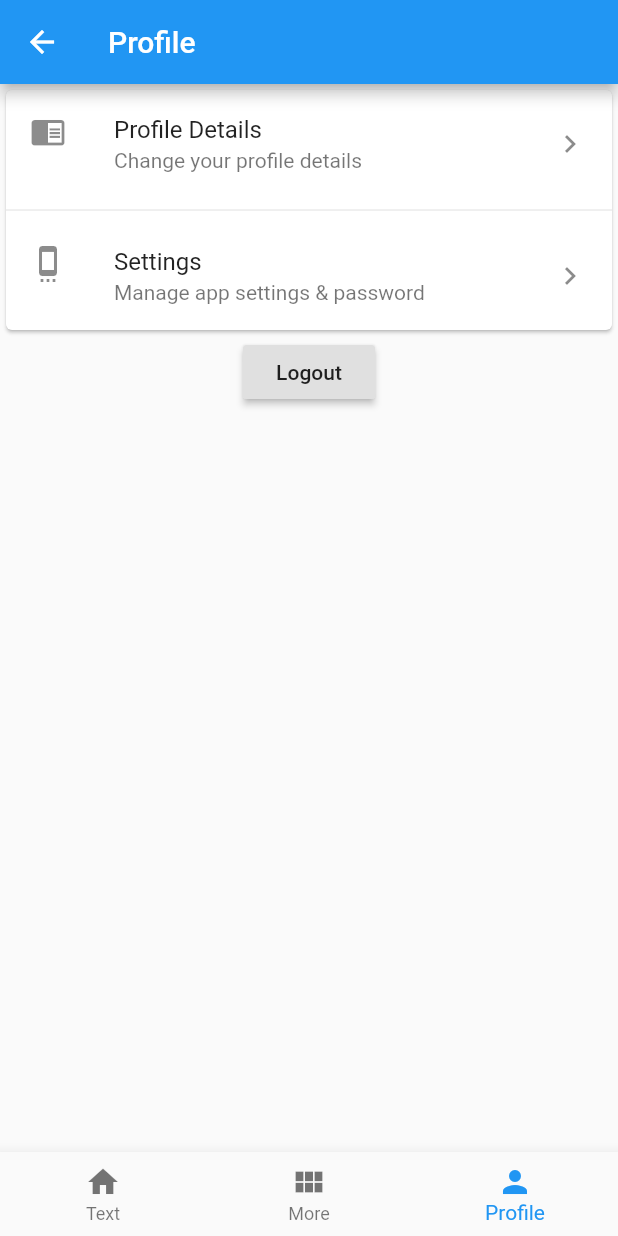
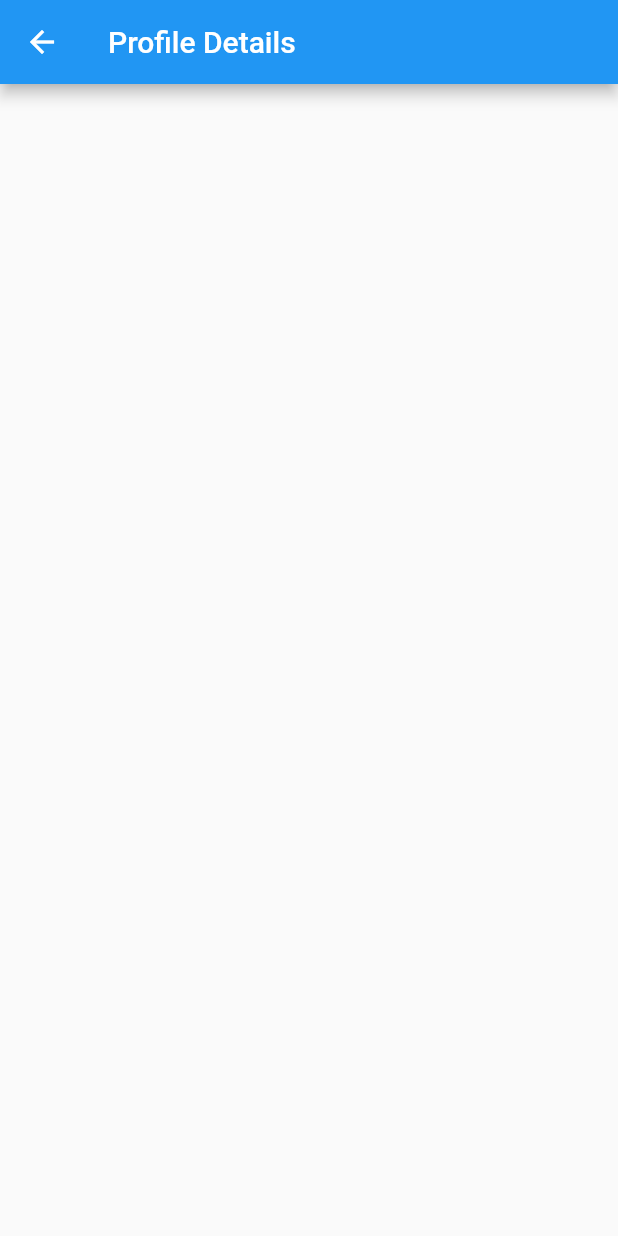
Before and after one commit to harbirchahal/flutter-login-and-profile-page-example, a Flutter app: the HomePage screen opened by its route, item 3 of the bottom bar chosen, after a tap on "Profile Details", on a phone screen of 412 x 824 dp. Run offline on Flutter 3.47's test engine with Material 2 defaults, Android fonts, the phone set to English and light mode, and no system bars.

Commit message:
add user sub pages

```diff
--- a/lib/main.dart
+++ b/lib/main.dart
@@ -4,6 +4,8 @@ import 'package:flutter/rendering.dart';
 import 'package:flutter_login_and_profile_page_example/pages/auth/login.dart';
 import 'package:flutter_login_and_profile_page_example/pages/home/index.dart';
 import 'package:flutter_login_and_profile_page_example/pages/user/index.dart';
+import 'package:flutter_login_and_profile_page_example/pages/user/profile.dart';
+import 'package:flutter_login_and_profile_page_example/pages/user/settings.dart';
 
 void main() {
   // debugPaintSizeEnabled = true;
@@ -22,7 +24,9 @@ class MyApp extends StatelessWidget {
       routes: {
         '/': (context) => LoginPage(),
         'home': (context) => HomePage(),
-        'user': (context) => UserPage()
+        'user': (context) => UserPage(),
+        'user/profile': (context) => ProfilePage(),
+        'user/settings': (context) => SettingsPage(),
       },
       onGenerateRoute: (RouteSettings settings) {
         print('[MyApp] onGenerateRoute: ' + settings.toString());
--- a/lib/pages/home/index.dart
+++ b/lib/pages/home/index.dart
@@ -16,7 +16,7 @@ class HomePage extends StatelessWidget {
       body: Center(
         child: Text('Home'),
       ),
-      bottomNavigationBar: MyBottomBar(0),
+      bottomNavigationBar: MyBottomBar('home'),
     );
   }
 
--- a/lib/pages/user/index.dart
+++ b/lib/pages/user/index.dart
@@ -16,11 +16,11 @@ class UserPage extends StatelessWidget {
               children: <Widget>[
                 Column(
                   children: <Widget>[
-                    _buildProfileDetailsTile(),
+                    _buildProfileDetailsTile(context),
                     Divider(),
                   ],
                 ),
-                _buildSettingsTile(),
+                _buildSettingsTile(context),
               ],
             ),
           ),
@@ -32,35 +32,35 @@ class UserPage extends StatelessWidget {
           ),
         ],
       ),
-      bottomNavigationBar: MyBottomBar(2),
+      bottomNavigationBar: MyBottomBar('user'),
     );
   }
 
-  Widget _buildProfileDetailsTile() {
+  Widget _buildProfileDetailsTile(BuildContext context) {
     return ListTile(
       leading: Icon(Icons.chrome_reader_mode),
       title: Text('Profile Details'),
       subtitle: Text('Change your profile details'),
       trailing: Icon(Icons.chevron_right),
-      onTap: _handleProfileDetailsAction,
+      onTap: () => _handleProfileDetailsAction(context),
     );
   }
 
-  Widget _buildSettingsTile() {
+  Widget _buildSettingsTile(BuildContext context) {
     return ListTile(
       leading: Icon(Icons.settings_cell),
       title: Text('Settings'),
       subtitle: Text('Manage app settings & password'),
       trailing: Icon(Icons.chevron_right),
-      onTap: _handleSettingsAction,
+      onTap: () => _handleSettingsAction(context),
     );
   }
 
-  void _handleProfileDetailsAction() {
-    print('Profile Details action');
+  void _handleProfileDetailsAction(BuildContext context) {
+    Navigator.pushNamed(context, 'user/profile');
   }
 
-  void _handleSettingsAction() {
-    print('Settings action');
+  void _handleSettingsAction(BuildContext context) {
+    Navigator.pushNamed(context, 'user/settings');
   }
 }
--- /dev/null
+++ b/lib/pages/user/profile.dart
@@ -0,0 +1,12 @@
+import 'package:flutter/material.dart';
+
+class ProfilePage extends StatelessWidget {
+  @override
+  Widget build(BuildContext context) {
+    return Scaffold(
+      appBar: AppBar(
+        title: Text('Profile Details'),
+      ),
+    );
+  }
+}
--- a/lib/widgets/bottom_bar.dart
+++ b/lib/widgets/bottom_bar.dart
@@ -1,18 +1,23 @@
 import 'package:flutter/material.dart';
 
 class MyBottomBar extends StatelessWidget {
-  final int currentIndex;
+  final String barItem;
+  final Map<String, int> _barItemIndexMap = {
+    'home': 0,
+    'more': 1,
+    'user': 2,
+  };
 
-  MyBottomBar(this.currentIndex);
+  MyBottomBar(this.barItem);
 
   @override
   Widget build(BuildContext context) {
     return BottomNavigationBar(
-      currentIndex: currentIndex,
+      currentIndex: _barItemIndexMap[barItem],
       items: <BottomNavigationBarItem>[
         BottomNavigationBarItem(
           icon: Icon(Icons.home),
-          title: Text('Text'),
+          title: Text('Home'),
         ),
         BottomNavigationBarItem(
           icon: Icon(Icons.view_module),
@@ -34,6 +39,7 @@ class MyBottomBar extends StatelessWidget {
         break;
 
       case 1:
+        print('More action');
         break;
 
       case 2:
```
Also changed, not shown: lib/pages/user/settings.dart (added, +12 -0 lines).
